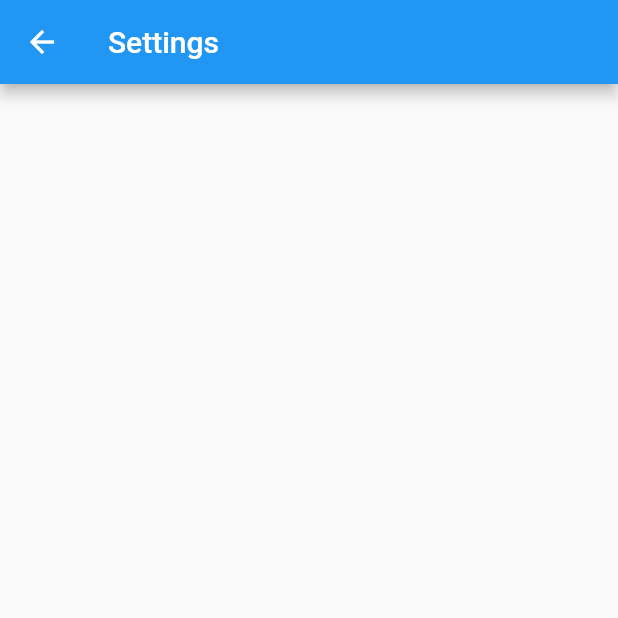
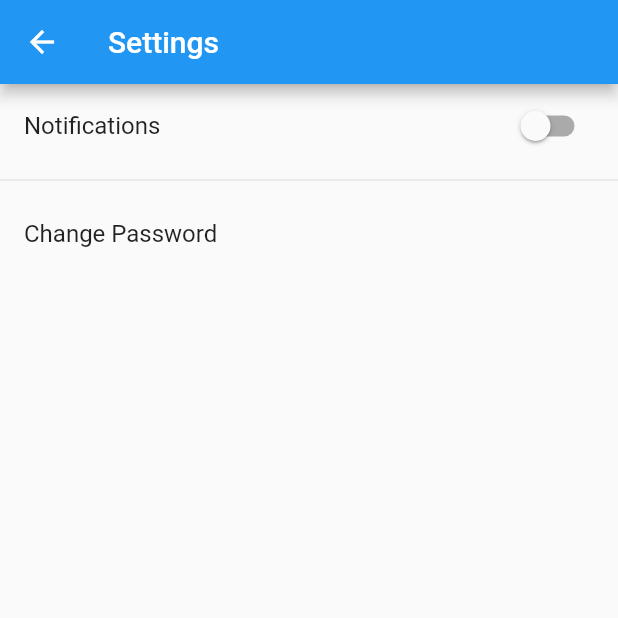
Before and after one commit to harbirchahal/flutter-login-and-profile-page-example, a Flutter app: the SettingsPage screen opened by its route, on a phone screen of 412 x 824 dp, the top half of it. Run offline on Flutter 3.47's test engine with Material 2 defaults, Android fonts, the phone set to English and light mode, and no system bars.

Commit message:
update settings page

```diff
--- a/lib/pages/user/settings.dart
+++ b/lib/pages/user/settings.dart
@@ -1,12 +1,53 @@
 import 'package:flutter/material.dart';
 
-class SettingsPage extends StatelessWidget {
+class SettingsPage extends StatefulWidget {
+  @override
+  State<SettingsPage> createState() => _SettingsPageState();
+}
+
+class _SettingsPageState extends State<SettingsPage> {
+  bool _notificationToggle = false;
+
   @override
   Widget build(BuildContext context) {
     return Scaffold(
       appBar: AppBar(
         title: Text('Settings'),
       ),
+      body: Column(
+        children: <Widget>[
+          _buildNotificationsTile(),
+          Divider(),
+          _buildChangePasswordTile(),
+        ],
+      ),
     );
   }
+
+  Widget _buildNotificationsTile() {
+    return ListTile(
+      title: Text('Notifications'),
+      trailing: Switch(
+        value: _notificationToggle,
+        onChanged: _handleNotificationToggleAction,
+      ),
+    );
+  }
+
+  Widget _buildChangePasswordTile() {
+    return ListTile(
+      title: Text('Change Password'),
+      onTap: _handleChangePasswordAction,
+    );
+  }
+
+  void _handleNotificationToggleAction(bool value) {
+    setState(() {
+      _notificationToggle = value;
+    });
+  }
+
+  void _handleChangePasswordAction() {
+    print('Change Password action');
+  }
 }
```
